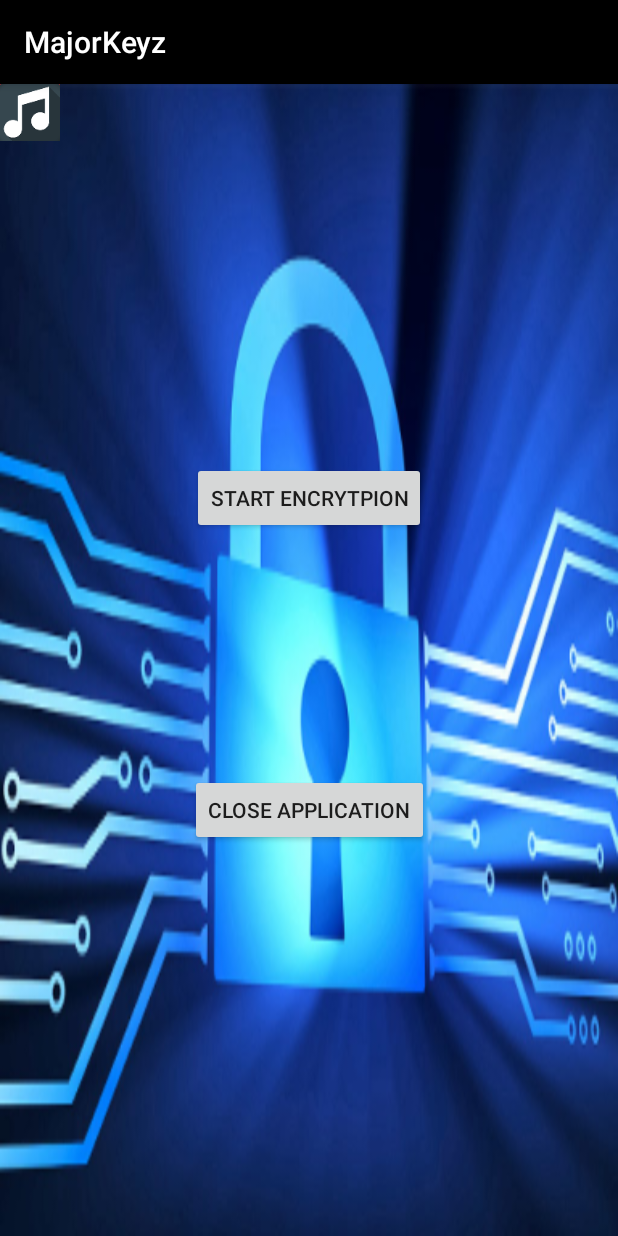
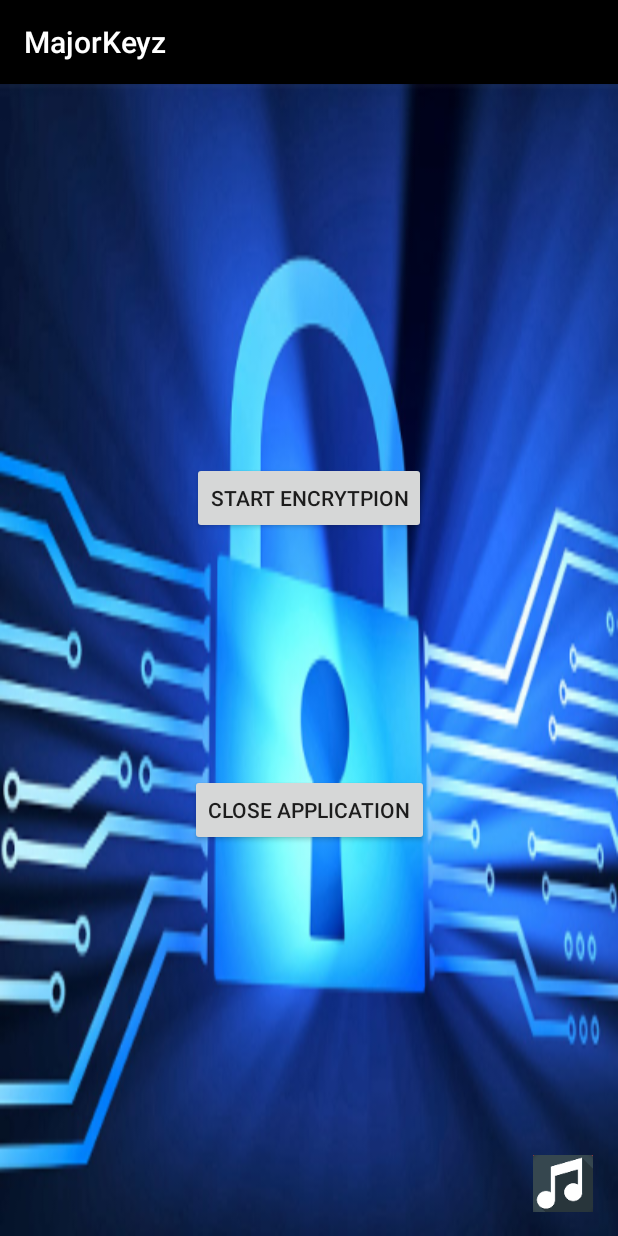
Before and after one commit to Swando97/MajorKeyz, an Android app: the screen it shows after launch (Homepage), on a phone screen of 412 x 824 dp. Run offline under Robolectric (Android 15) with nearby library versions, the phone set to English and light mode, and no system bars.

Commit message:
Possibly looking to transfer music!

```diff
--- a/app/src/main/res/layout/activity_homepage.xml
+++ b/app/src/main/res/layout/activity_homepage.xml
@@ -41,8 +41,15 @@
         android:layout_height="38dp"
         android:background="@null"
         app:srcCompat="@drawable/music_icon"
-        tools:layout_editor_absoluteX="328dp"
-        tools:layout_editor_absoluteY="457dp"
-        />
+        app:layout_constraintBottom_toBottomOf="parent"
+        android:layout_marginBottom="16dp"
+        android:layout_marginRight="8dp"
+        app:layout_constraintRight_toRightOf="parent"
+        android:layout_marginLeft="8dp"
+        app:layout_constraintLeft_toLeftOf="parent"
+        app:layout_constraintHorizontal_bias="0.975"
+        app:layout_constraintTop_toTopOf="parent"
+        android:layout_marginTop="8dp"
+        app:layout_constraintVertical_bias="1.0" />
 
 </android.support.constraint.ConstraintLayout>
```
Also changed, not shown: app/src/main/res/layout/activity_main.xml (+5 -3 lines).
